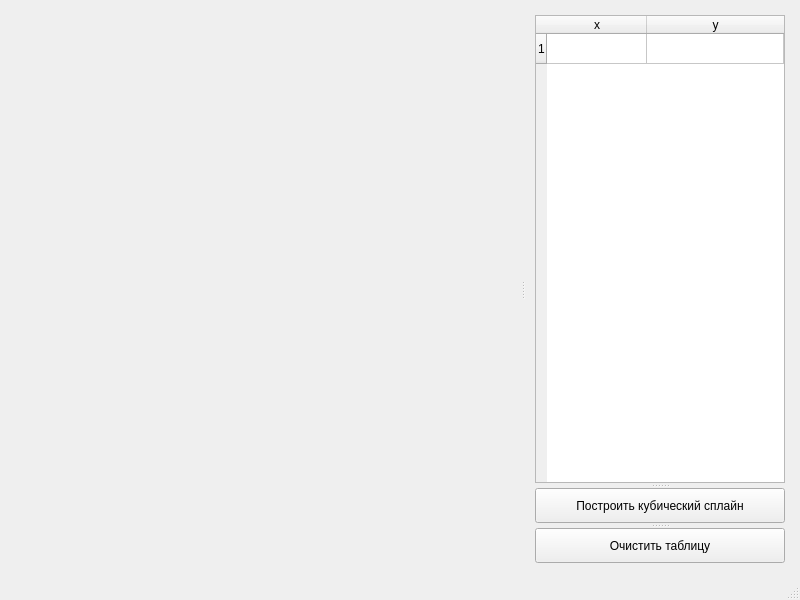
Old version of the form mainwindow.ui in the repository danclas/CubeSplain.
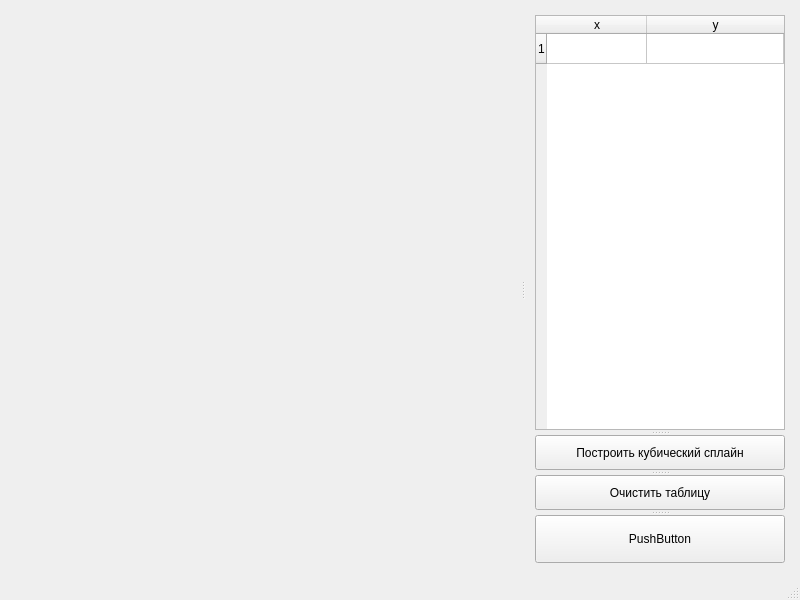
New version of the form. Custom widgets are drawn as their Qt base class.

Commit message: Add btn viewSplaintTable

Diff of the .ui file:
```diff
--- a/mainwindow.ui
+++ b/mainwindow.ui
@@ -90,6 +90,11 @@
          <string>Очистить таблицу</string>
         </property>
        </widget>
+       <widget class="QPushButton" name="viewSplainTable">
+        <property name="text">
+         <string>PushButton</string>
+        </property>
+       </widget>
       </widget>
      </widget>
     </item>
```
